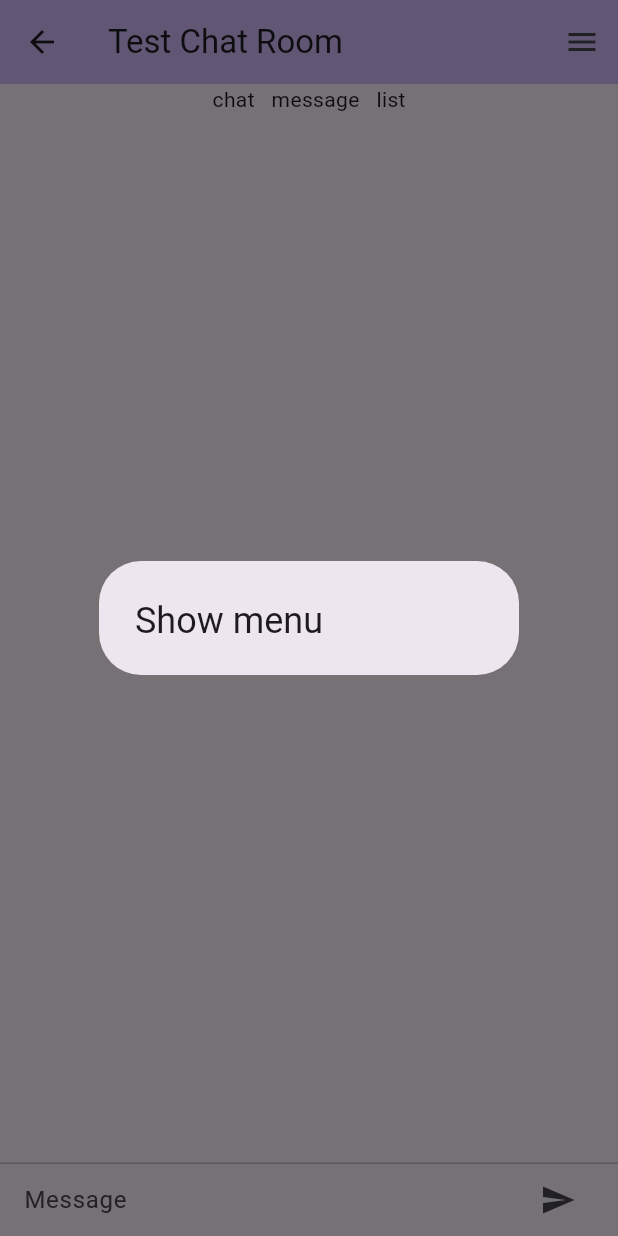
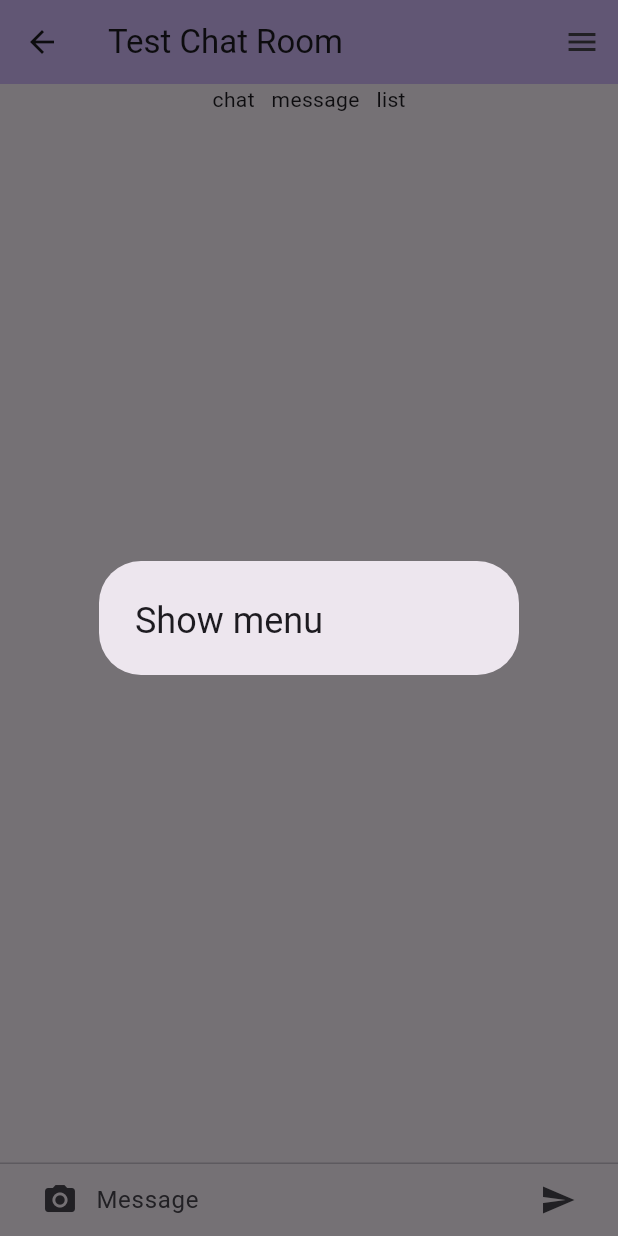
Before and after one commit to thruthesky/easychat, a Flutter app: the screen it shows after launch, after a tap on the "menu" icon, on a phone screen of 412 x 824 dp. Run offline on Flutter 3.47's test engine with Material 2 defaults, Android fonts, the phone set to English and light mode, and no system bars; our stand-ins replace cloud_firestore, firebase_auth, firebase_core, firebase_ui_firestore; accounts and stored records are empty.

Commit message:
adding chat message box

```diff
--- a/example/lib/chat.room.screen.dart
+++ b/example/lib/chat.room.screen.dart
@@ -50,25 +50,7 @@ class _ChatRoomScreenState extends State<ChatRoomScreen> {
           Padding(
             padding: const EdgeInsets.symmetric(horizontal: 16),
             child: SafeArea(
-              child: Row(
-                children: [
-                  Expanded(
-                    child: TextField(
-                      controller: message,
-                      decoration: const InputDecoration(hintText: 'Message', border: InputBorder.none),
-                    ),
-                  ),
-                  IconButton(
-                    onPressed: () async {
-                      await EasyChat.instance.sendMessage(
-                        room: widget.room,
-                        text: message.text,
-                      );
-                    },
-                    icon: const Icon(Icons.send),
-                  ),
-                ],
-              ),
+              child: ChatRoomMessageBox(room: widget.room),
             ),
           ),
         ],
--- a/lib/easychat.dart
+++ b/lib/easychat.dart
@@ -7,3 +7,4 @@ export 'src/models/chat_room_model.dart';
 export 'src/models/chat_message_model.dart';
 
 export 'src/widgets/chat_message_list.dart';
+export 'src/widgets/chat_message_box.dart';
--- /dev/null
+++ b/lib/src/widgets/chat_message_box.dart
@@ -0,0 +1,42 @@
+import 'package:easychat/easychat.dart';
+import 'package:flutter/material.dart';
+
+class ChatRoomMessageBox extends StatefulWidget {
+  const ChatRoomMessageBox({
+    super.key,
+    required this.room,
+  });
+
+  final ChatRoomModel room;
+
+  @override
+  State<StatefulWidget> createState() => _ChatRoomMessageBoxState();
+}
+
+class _ChatRoomMessageBoxState extends State<ChatRoomMessageBox> {
+  final TextEditingController message = TextEditingController();
+  @override
+  Widget build(BuildContext context) {
+    return Row(
+      crossAxisAlignment: CrossAxisAlignment.center,
+      children: [
+        IconButton(onPressed: () {}, icon: const Icon(Icons.camera_alt)),
+        Expanded(
+          child: TextField(
+            controller: message,
+            decoration: const InputDecoration(hintText: 'Message', border: InputBorder.none),
+          ),
+        ),
+        IconButton(
+          onPressed: () async {
+            await EasyChat.instance.sendMessage(
+              room: widget.room,
+              text: message.text,
+            );
+          },
+          icon: const Icon(Icons.send),
+        ),
+      ],
+    );
+  }
+}
```
